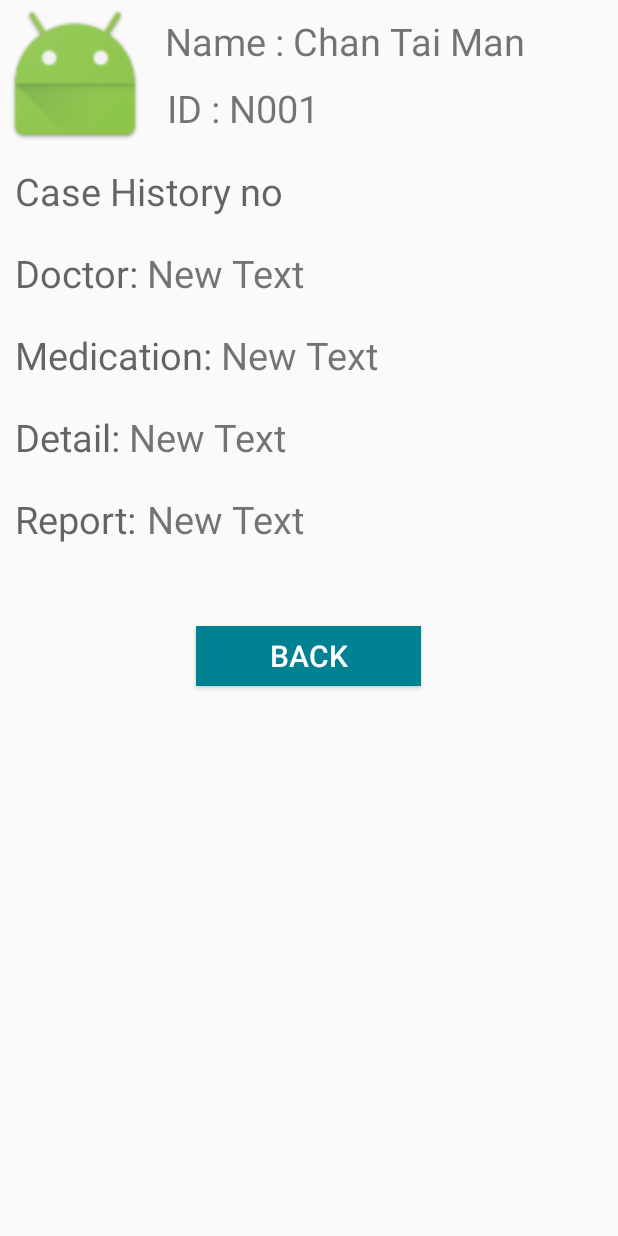
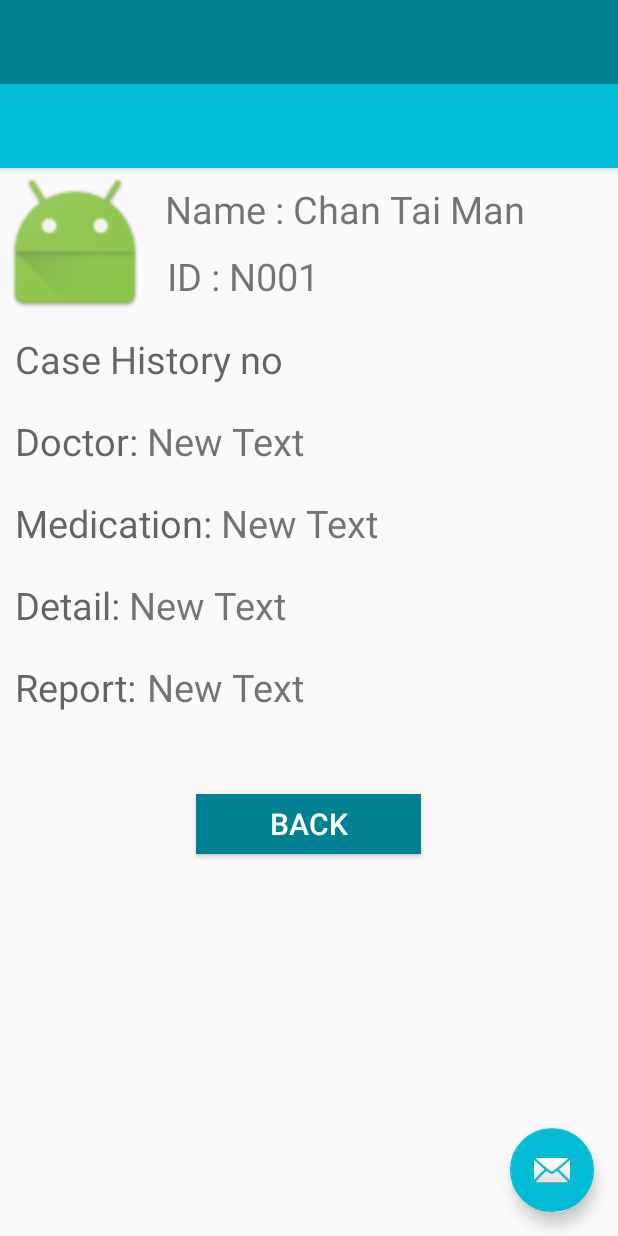
Before and after one commit to ysoseerius/e_care_new, an Android app: the layout activity_case_history_solo.xml on its own in the app's theme, with its tools: preview values and no code run, on a phone screen of 412 x 824 dp. Run offline under Robolectric (Android 15) with nearby library versions, the phone set to English and light mode, and no system bars; network calls fail.

Commit message:
update review detail

```diff
--- a/app/src/main/AndroidManifest.xml
+++ b/app/src/main/AndroidManifest.xml
@@ -30,6 +30,13 @@
             android:label="@string/app_name"
             android:theme="@style/AppTheme.NoActionBar">
         </activity>
+
+        <activity
+            android:name="com.example.yuen.e_carei_app.CaseReviewDetail"
+            android:label="@string/app_name"
+            android:theme="@style/AppTheme.NoActionBar">
+        </activity>
+
         <activity
             android:name="com.example.yuen.PatientReport"
             android:label="@string/patient_report"
--- a/app/src/main/java/com/example/yuen/e_carei/Case_history_review.java
+++ b/app/src/main/java/com/example/yuen/e_carei/Case_history_review.java
@@ -20,6 +20,7 @@ import android.widget.Toast;
 import com.android.volley.toolbox.ImageLoader;
 import com.example.yuen.PatientReport;
 import com.example.yuen.e_carei_app.AppController;
+import com.example.yuen.e_carei_app.CaseReviewDetail;
 import com.example.yuen.e_carei_doctor.customlistviewvolley.CirculaireNetworkImageView;
 import com.example.yuen.e_carei_login.SQLiteHandler;
 import com.example.yuen.e_carei_login.SessionManager;
@@ -64,6 +65,9 @@ public class Case_history_review extends AppCompatActivity {
                 switch (menuItem.getItemId()) {
 
                     case R.id.nav_1:
+                        intent.setClass(Case_history_review.this, CaseReviewDetail.class);
+                        //intent .putExtra("name", "Hello B Activity");
+                        startActivity(intent);
                         break;
                     case R.id.nav_2:
                         intent.setClass(Case_history_review.this, queueshow.class);
--- a/app/src/main/res/layout/activity_case_history_review.xml
+++ b/app/src/main/res/layout/activity_case_history_review.xml
@@ -48,7 +48,7 @@
                     android:src="@drawable/hi"
                     android:layout_width="100dp"
                     android:layout_height="100dp"
-                    android:id="@+id/imageView2"
+                    android:id="@+id/photo"
                     android:layout_alignParentTop="true"
                     android:layout_alignParentStart="true" />
 
@@ -56,8 +56,8 @@
                     android:layout_width="match_parent"
                     android:layout_height="match_parent"
                     android:layout_alignParentTop="true"
-                    android:layout_toEndOf="@+id/imageView2"
-                    android:layout_alignBottom="@+id/imageView2"
+                    android:layout_toEndOf="@+id/photo"
+                    android:layout_alignBottom="@+id/photo"
                     android:id="@+id/relativeLayout">
 
                     <TextView
@@ -89,7 +89,7 @@
                         android:textSize="25sp"
                         android:id="@+id/nameResult"
                         android:paddingBottom="10dp"
-                        android:layout_above="@+id/idResult"
+                        android:layout_above="@+id/uid_show"
                         android:layout_toEndOf="@+id/textView2" />
 
                     <TextView
@@ -97,7 +97,7 @@
                         android:layout_height="wrap_content"
                         android:text="N001"
                         android:textSize="25sp"
-                        android:id="@+id/idResult"
+                        android:id="@+id/uid_show"
                         android:layout_below="@+id/textView2"
                         android:layout_toEndOf="@+id/idTag" />
                 </RelativeLayout>
@@ -107,7 +107,7 @@
                     android:layout_height="wrap_content"
                     android:id="@+id/listView_case_history"
                     android:layout_alignEnd="@+id/relativeLayout"
-                    android:layout_below="@+id/imageView2" />
+                    android:layout_below="@+id/photo" />
             </RelativeLayout>
         </LinearLayout>
 
--- a/app/src/main/res/layout/activity_case_history_solo.xml
+++ b/app/src/main/res/layout/activity_case_history_solo.xml
@@ -1,12 +1,49 @@
 <?xml version="1.0" encoding="utf-8"?>
+<android.support.design.widget.CoordinatorLayout xmlns:android="http://schemas.android.com/apk/res/android"
+    xmlns:app="http://schemas.android.com/apk/res-auto"
+    xmlns:tools="http://schemas.android.com/tools"
+    android:layout_width="match_parent"
+    android:layout_height="match_parent"
+    android:fitsSystemWindows="true"
+    tools:context="com.example.yuen.e_carei.Case_history_review">
+
+    <android.support.v4.widget.DrawerLayout
+        xmlns:android="http://schemas.android.com/apk/res/android"
+        xmlns:app="http://schemas.android.com/apk/res-auto"
+        android:id="@+id/drawer_layout"
+        android:layout_width="match_parent"
+        android:layout_height="match_parent"
+        android:fitsSystemWindows="true">
+
+        <!-- your content layout -->
+        <LinearLayout
+            android:layout_width="match_parent"
+            android:layout_height="match_parent"
+            android:orientation="vertical"
+            >
+
+            <android.support.design.widget.AppBarLayout
+                android:layout_width="match_parent"
+                android:layout_height="wrap_content"
+                android:theme="@style/AppTheme.AppBarOverlay">
+
+                <android.support.v7.widget.Toolbar
+                    android:id="@+id/toolbar"
+                    android:layout_width="match_parent"
+                    android:layout_height="?attr/actionBarSize"
+                    android:background="?attr/colorPrimary"
+                    app:popupTheme="@style/AppTheme.PopupOverlay" />
+
+            </android.support.design.widget.AppBarLayout>
 <RelativeLayout xmlns:android="http://schemas.android.com/apk/res/android"
-    android:layout_width="match_parent" android:layout_height="match_parent">
+    android:layout_width="match_parent"
+    android:layout_height="match_parent">
 
-    <ImageView
+    <com.android.volley.toolbox.NetworkImageView
         android:src="@drawable/hi"
         android:layout_width="100dp"
         android:layout_height="100dp"
-        android:id="@+id/imageView2"
+        android:id="@+id/photo"
         android:layout_alignParentTop="true"
         android:layout_alignParentStart="true" />
 
@@ -14,8 +51,8 @@
         android:layout_width="match_parent"
         android:layout_height="match_parent"
         android:layout_alignParentTop="true"
-        android:layout_toEndOf="@+id/imageView2"
-        android:layout_alignBottom="@+id/imageView2"
+        android:layout_toEndOf="@+id/photo"
+        android:layout_alignBottom="@+id/photo"
         android:id="@+id/relativeLayout">
 
 
@@ -46,9 +83,9 @@
             android:layout_height="wrap_content"
             android:text="Chan Tai Man"
             android:textSize="25sp"
-            android:id="@+id/nameResult"
+            android:id="@+id/name_show"
             android:paddingBottom="10dp"
-            android:layout_above="@+id/idResult"
+            android:layout_above="@+id/uid_show"
             android:layout_toEndOf="@+id/textView2" />
 
         <TextView
@@ -56,7 +93,7 @@
             android:layout_height="wrap_content"
             android:text="N001"
             android:textSize="25sp"
-            android:id="@+id/idResult"
+            android:id="@+id/uid_show"
             android:layout_below="@+id/textView2"
             android:layout_toEndOf="@+id/idTag" />
     </RelativeLayout>
@@ -64,7 +101,7 @@
     <RelativeLayout
         android:layout_width="match_parent"
         android:layout_height="match_parent"
-        android:layout_below="@+id/imageView2"
+        android:layout_below="@+id/photo"
         android:layout_alignParentStart="true">
 
         <TextView
@@ -187,4 +224,27 @@
     </RelativeLayout>
 
 
-</RelativeLayout>
+        </RelativeLayout>
+
+        </LinearLayout>
+
+        <android.support.design.widget.NavigationView
+            android:id="@+id/navigation_view"
+            android:layout_width="wrap_content"
+            android:layout_height="match_parent"
+            android:layout_gravity="start"
+            app:headerLayout="@layout/drawer_header"
+            app:menu="@menu/drawer" />
+
+    </android.support.v4.widget.DrawerLayout>
+
+
+    <android.support.design.widget.FloatingActionButton
+        android:id="@+id/fab"
+        android:layout_width="wrap_content"
+        android:layout_height="wrap_content"
+        android:layout_gravity="bottom|end"
+        android:layout_margin="@dimen/fab_margin"
+        android:src="@android:drawable/ic_dialog_email" />
+
+</android.support.design.widget.CoordinatorLayout>
```
Also changed, not shown: app/src/main/res/layout/time_list_row.xml (line endings or trailing spaces).
